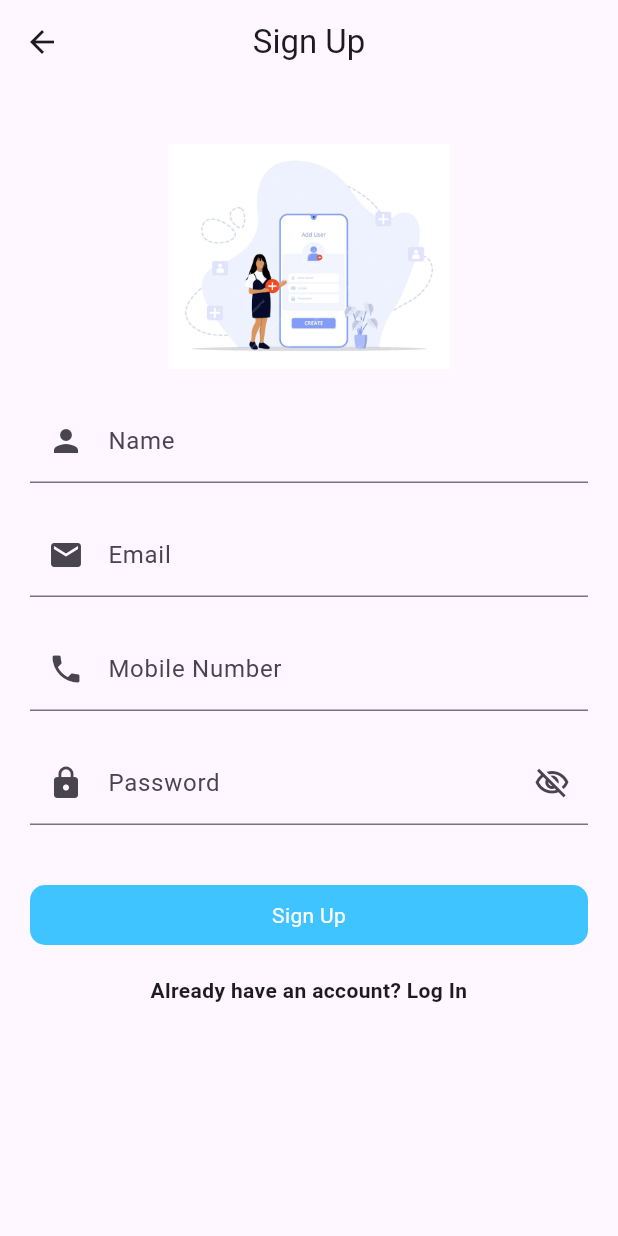
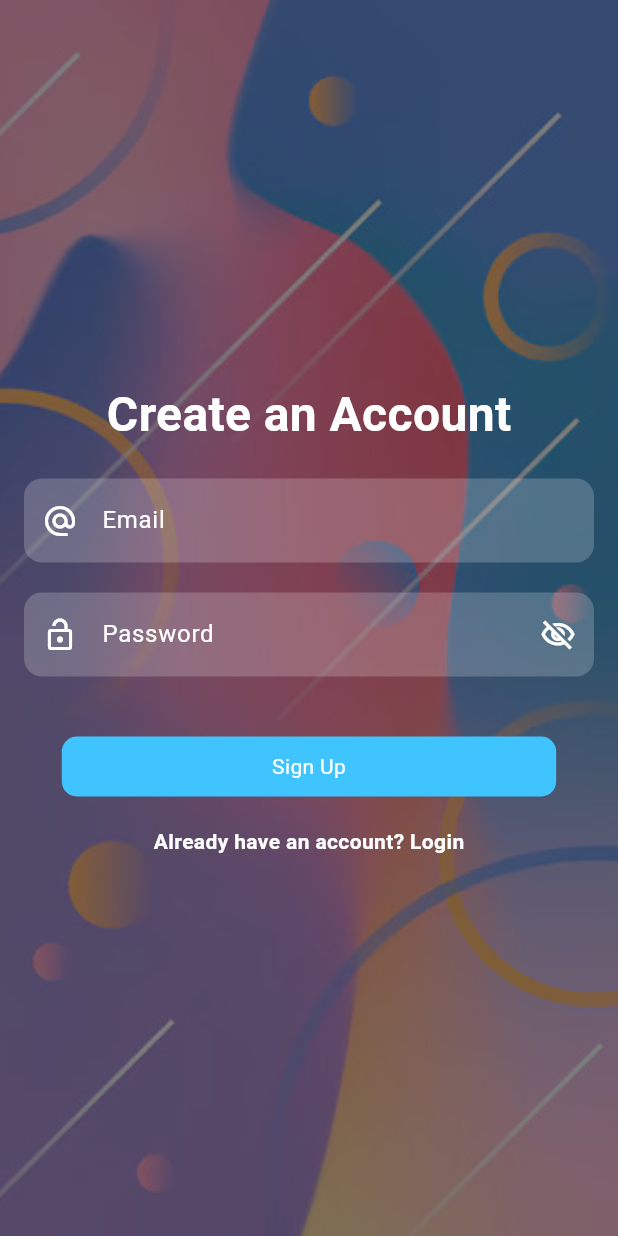
Before and after one commit to Ashmit-Gupta/Reward-Application, a Flutter app: the screen it shows after launch, after a tap on "Don't have an account? Sign Up", on a phone screen of 412 x 824 dp. Run offline on Flutter 3.47's test engine with Material 3 defaults, Android fonts, the phone set to English and light mode, and no system bars; our stand-ins replace another_flushbar, awesome_dialog, cloud_firestore, firebase_auth, firebase_core, injectable and 2 more; missing offline and left inert: country_flags, razorpay_flutter; accounts and stored records are empty; project files that could hold a hidden picture were left out.

Commit message:
fixed login and signin page

```diff
--- a/lib/view_models/auth_view_model.dart
+++ b/lib/view_models/auth_view_model.dart
@@ -1,11 +1,10 @@
 import 'package:firebase_auth/firebase_auth.dart';
 import 'package:flutter/foundation.dart';
-import 'package:injectable/injectable.dart';
+// import 'package:injectable/injectable.dart';
 import 'package:reward_app/data/response/status.dart';
 import '../data/response/response.dart';
 import '../repository/auth_repo.dart';
 
-@injectable
 class AuthViewModel extends ChangeNotifier {
   final AuthRepository _authRepository;
 
--- a/lib/view_models/services/splash_services.dart
+++ b/lib/view_models/services/splash_services.dart
@@ -8,7 +8,6 @@ import '../reward_view_model.dart';
 
 class SplashServices {
   final FirebaseAuth _auth = FirebaseAuth.instance;
-
   Future<void> checkAuthentication(BuildContext context) async {
     Future.delayed(Duration(seconds: 3), () async {
       User? user = _auth.currentUser;
--- a/lib/views/login_view.dart
+++ b/lib/views/login_view.dart
@@ -1,11 +1,13 @@
+import 'package:firebase_auth/firebase_auth.dart';
 import 'package:flutter/material.dart';
 import 'package:provider/provider.dart';
 import 'package:reward_app/data/response/status.dart';
-
 import '../res/components/rounded_button.dart';
 import '../utils/routes/routes_name.dart';
 import '../utils/utils.dart';
 import '../view_models/auth_view_model.dart';
+import '../view_models/reward_view_model.dart';
+import '../view_models/wallet_view_model.dart';
 
 class LoginScreen extends StatefulWidget {
   const LoginScreen({super.key});
@@ -19,84 +21,88 @@ class _LoginScreenState extends State<LoginScreen> {
 
   TextEditingController _emailController = TextEditingController();
   TextEditingController _pwdController = TextEditingController();
-  TextEditingController _phoneController = TextEditingController();
 
   FocusNode emailFocusNode = FocusNode();
   FocusNode pwdFocusNode = FocusNode();
-  FocusNode phoneFocusNode = FocusNode();
 
   @override
   void dispose() {
     _obsecurePassword.dispose();
     _emailController.dispose();
     _pwdController.dispose();
-    _phoneController.dispose();
     emailFocusNode.dispose();
     pwdFocusNode.dispose();
-    phoneFocusNode.dispose();
     super.dispose();
   }
 
   @override
   Widget build(BuildContext context) {
     final authViewModel = Provider.of<AuthViewModel>(context);
-    final height = MediaQuery.of(context).size.height;
+    // final height = MediaQuery.of(context).size.height;
 
     return Scaffold(
-      appBar: AppBar(
-        title: const Text("Login"),
-        centerTitle: true,
+      body: Stack(
+        children: [
+          // Background Image
+          Container(
+            decoration: const BoxDecoration(
+              image: DecorationImage(
+                image: AssetImage(
+                    'assets/images/login_bg.jpg'), // Add your background image here
+                fit: BoxFit.cover,
               ),
-      body: Padding(
-        padding: const EdgeInsets.symmetric(horizontal: 20.0),
-        child: SingleChildScrollView(
+            ),
+          ),
+          // Semi-transparent overlay
+          Container(
+            color: Colors.black.withOpacity(0.5),
+          ),
+          // Content
+          Padding(
+            padding: const EdgeInsets.all(16.0),
+            child: Center(
               child: Column(
-            crossAxisAlignment: CrossAxisAlignment.stretch,
                 mainAxisAlignment: MainAxisAlignment.center,
                 children: [
-              const SizedBox(height: 40),
-
-              // App Logo or Image
-              Center(
-                child: Image.asset(
-                  'assets/images/login.jpg', // Add your image here
-                  height: 150,
+                  // Logo
+                  const Text(
+                    "Welcome Back!",
+                    style: TextStyle(
+                      fontSize: 32,
+                      fontWeight: FontWeight.bold,
+                      color: Colors.white,
                     ),
                   ),
-
                   const SizedBox(height: 20),
 
-              // Email input field
+                  // Email Input
                   TextFormField(
                     controller: _emailController,
                     keyboardType: TextInputType.emailAddress,
                     focusNode: emailFocusNode,
                     onFieldSubmitted: (value) {
-                  Utils.fieldFocusChange(context, emailFocusNode, pwdFocusNode);
+                      Utils.fieldFocusChange(
+                          context, emailFocusNode, pwdFocusNode);
                     },
                     decoration: InputDecoration(
                       hintText: "Email",
                       labelText: "Email",
-                    prefixIcon: const Icon(Icons.alternate_email)),
+                      prefixIcon: const Icon(Icons.alternate_email,
+                          color: Colors.white),
+                      filled: true,
+                      fillColor: Colors.white.withOpacity(0.2),
+                      hintStyle: const TextStyle(color: Colors.white),
+                      labelStyle: const TextStyle(color: Colors.white),
+                      border: OutlineInputBorder(
+                        borderRadius: BorderRadius.circular(12),
+                        borderSide: BorderSide.none,
                       ),
-
+                    ),
+                    style: const TextStyle(color: Colors.white),
+                  ),
                   const SizedBox(height: 20),
 
-              // Mobile number input field
-              TextFormField(
-                controller: _phoneController,
-                keyboardType: TextInputType.phone,
-                focusNode: phoneFocusNode,
-                decoration: InputDecoration(
-                  hintText: "Mobile Number",
-                  labelText: "Mobile Number",
-                  prefixIcon: const Icon(Icons.phone),
-                ),
-              ),
-
-              const SizedBox(height: 20),
-
-              // Password input field
+                  // Password Input
                   ValueListenableBuilder(
                     valueListenable: _obsecurePassword,
                     builder: (BuildContext context, value, Widget? child) {
@@ -108,70 +114,97 @@ class _LoginScreenState extends State<LoginScreen> {
                         decoration: InputDecoration(
                           hintText: "Password",
                           labelText: "Password",
-                      prefixIcon: const Icon(Icons.lock_open_outlined),
+                          prefixIcon: const Icon(Icons.lock_open_outlined,
+                              color: Colors.white),
                           suffixIcon: InkWell(
                             onTap: () {
-                          _obsecurePassword.value = !_obsecurePassword.value;
+                              _obsecurePassword.value =
+                                  !_obsecurePassword.value;
                             },
                             child: Icon(
                               _obsecurePassword.value
                                   ? Icons.visibility_off_outlined
                                   : Icons.visibility_outlined,
+                              color: Colors.white,
                             ),
                           ),
+                          filled: true,
+                          fillColor: Colors.white.withOpacity(0.2),
+                          hintStyle: const TextStyle(color: Colors.white),
+                          labelStyle: const TextStyle(color: Colors.white),
+                          border: OutlineInputBorder(
+                            borderRadius: BorderRadius.circular(12),
+                            borderSide: BorderSide.none,
                           ),
+                        ),
+                        style: const TextStyle(color: Colors.white),
                       );
                     },
                   ),
-
                   const SizedBox(height: 40),
 
-              // Login button
+                  // Login Button
                   RoundedButton(
                     title: "Login",
-                loading: authViewModel.authResource.status == Status.LOADING,
+                    loading:
+                        authViewModel.authResource.status == Status.LOADING,
                     onPress: () async {
                       if (_emailController.text.isEmpty) {
-                    Utils.flushBarErrorMessage("Please Enter Email", context);
+                        Utils.flushBarErrorMessage(
+                            "Please Enter Email", context);
                       } else if (_pwdController.text.isEmpty) {
                         Utils.flushBarErrorMessage(
                             "Please Enter Password", context);
                       } else if (_pwdController.text.length < 6) {
                         Utils.flushBarErrorMessage(
-                        "The Password must be greater than 6 digits or words!",
+                            "The Password must be greater than 6 characters!",
                             context);
                       } else {
                         await authViewModel.login(
                             _emailController.text, _pwdController.text);
-                    if (authViewModel.authResource.status == Status.COMPLETED) {
-                      Navigator.pushReplacementNamed(context, RoutesName.home);
+                        if (authViewModel.authResource.status ==
+                            Status.COMPLETED) {
+                          String? userId =
+                              FirebaseAuth.instance.currentUser?.uid;
+                          if (userId != null) {
+                            Provider.of<RewardViewModel>(context, listen: false)
+                                .fetchUserRewards(userId);
+                            Provider.of<WalletViewModel>(context, listen: false)
+                                .fetchAllRewards();
+                            Navigator.pushReplacementNamed(
+                                context, RoutesName.home);
+                          } else {
+                            Utils.flushBarErrorMessage(
+                                "Failed to retrieve user information", context);
+                          }
                         } else if (authViewModel.authResource.status ==
                             Status.ERROR) {
                           Utils.flushBarErrorMessage(
-                          "Login Failed ${authViewModel.authResource.message} ",
+                              "Login Failed ${authViewModel.authResource.message}",
                               context);
                         }
                       }
                     },
                   ),
-
                   const SizedBox(height: 20),
 
-              // Navigate to sign-up
+                  // Sign-Up Option
                   InkWell(
                     onTap: () {
                       Navigator.pushNamed(context, RoutesName.signUp);
                     },
                     child: const Text(
                       "Don't have an account? Sign Up",
-                  textAlign: TextAlign.center,
-                  style: TextStyle(fontWeight: FontWeight.bold),
+                      style: TextStyle(
+                          color: Colors.white, fontWeight: FontWeight.bold),
                     ),
                   ),
                 ],
               ),
             ),
           ),
+        ],
+      ),
     );
   }
 }
--- a/lib/views/signup_view.dart
+++ b/lib/views/signup_view.dart
@@ -14,28 +14,20 @@ class SignUpScreen extends StatefulWidget {
 }
 
 class _SignUpScreenState extends State<SignUpScreen> {
-  final ValueNotifier<bool> _obscurePassword = ValueNotifier<bool>(true);
+  ValueNotifier<bool> _obsecurePassword = ValueNotifier<bool>(true);
 
-  final TextEditingController _nameController = TextEditingController();
   final TextEditingController _emailController = TextEditingController();
-  final TextEditingController _phoneController = TextEditingController();
   final TextEditingController _pwdController = TextEditingController();
 
-  FocusNode nameFocusNode = FocusNode();
   FocusNode emailFocusNode = FocusNode();
-  FocusNode phoneFocusNode = FocusNode();
   FocusNode pwdFocusNode = FocusNode();
 
   @override
   void dispose() {
-    _obscurePassword.dispose();
-    _nameController.dispose();
+    _obsecurePassword.dispose();
     _emailController.dispose();
-    _phoneController.dispose();
     _pwdController.dispose();
-    nameFocusNode.dispose();
     emailFocusNode.dispose();
-    phoneFocusNode.dispose();
     pwdFocusNode.dispose();
     super.dispose();
   }
@@ -46,43 +38,41 @@ class _SignUpScreenState extends State<SignUpScreen> {
     final height = MediaQuery.of(context).size.height;
 
     return Scaffold(
-      appBar: AppBar(
-        title: const Text("Sign Up"),
-        centerTitle: true,
+      body: Stack(
+        children: [
+          // Background Image
+          Container(
+            decoration: const BoxDecoration(
+              image: DecorationImage(
+                image: AssetImage(
+                    'assets/images/signup_bg.jpg'), // Add your background image here
+                fit: BoxFit.cover,
               ),
-      body: Padding(
-        padding: const EdgeInsets.symmetric(horizontal: 20.0),
-        child: SingleChildScrollView(
+            ),
+          ),
+          // Semi-transparent overlay
+          Container(
+            color: Colors.black.withOpacity(0.5),
+          ),
+          // Content
+          Padding(
+            padding: const EdgeInsets.all(16.0),
+            child: Center(
               child: Column(
-            crossAxisAlignment: CrossAxisAlignment.stretch,
                 mainAxisAlignment: MainAxisAlignment.center,
                 children: [
-              const SizedBox(height: 40),
-
-              // App Logo or Image
-              Center(
-                child: Image.asset(
-                  'assets/images/signup.jpeg', // Add your image here
-                  height: 150,
+                  // Logo or Title
+                  const Text(
+                    "Create an Account",
+                    style: TextStyle(
+                      fontSize: 32,
+                      fontWeight: FontWeight.bold,
+                      color: Colors.white,
                     ),
                   ),
-
                   const SizedBox(height: 20),
 
-              // Name input field
-              TextFormField(
-                controller: _nameController,
-                keyboardType: TextInputType.text,
-                focusNode: nameFocusNode,
-                decoration: InputDecoration(
-                    hintText: "Name",
-                    labelText: "Name",
-                    prefixIcon: const Icon(Icons.person)),
-              ),
-
-              const SizedBox(height: 20),
-
-              // Email input field
+                  // Email Input
                   TextFormField(
                     controller: _emailController,
                     keyboardType: TextInputType.emailAddress,
@@ -90,105 +80,115 @@ class _SignUpScreenState extends State<SignUpScreen> {
                     decoration: InputDecoration(
                       hintText: "Email",
                       labelText: "Email",
-                    prefixIcon: const Icon(Icons.email)),
+                      prefixIcon: const Icon(Icons.alternate_email,
+                          color: Colors.white),
+                      filled: true,
+                      fillColor: Colors.white.withOpacity(0.2),
+                      hintStyle: const TextStyle(color: Colors.white),
+                      labelStyle: const TextStyle(color: Colors.white),
+                      border: OutlineInputBorder(
+                        borderRadius: BorderRadius.circular(12),
+                        borderSide: BorderSide.none,
                       ),
-
+                    ),
+                    style: const TextStyle(color: Colors.white),
+                  ),
                   const SizedBox(height: 20),
 
-              // Mobile number input field
-              TextFormField(
-                controller: _phoneController,
-                keyboardType: TextInputType.phone,
-                focusNode: phoneFocusNode,
-                decoration: InputDecoration(
-                    hintText: "Mobile Number",
-                    labelText: "Mobile Number",
-                    prefixIcon: const Icon(Icons.phone)),
-              ),
-
-              const SizedBox(height: 20),
-
-              // Password input field
+                  // Password Input
                   ValueListenableBuilder(
-                valueListenable: _obscurePassword,
+                    valueListenable: _obsecurePassword,
                     builder: (BuildContext context, value, Widget? child) {
                       return TextFormField(
                         controller: _pwdController,
                         focusNode: pwdFocusNode,
-                    obscureText: _obscurePassword.value,
+                        obscureText: _obsecurePassword.value,
                         obscuringCharacter: "*",
                         decoration: InputDecoration(
                           hintText: "Password",
                           labelText: "Password",
-                      prefixIcon: const Icon(Icons.lock),
+                          prefixIcon: const Icon(Icons.lock_open_outlined,
+                              color: Colors.white),
                           suffixIcon: InkWell(
                             onTap: () {
-                          _obscurePassword.value = !_obscurePassword.value;
+                              _obsecurePassword.value =
+                                  !_obsecurePassword.value;
                             },
                             child: Icon(
-                          _obscurePassword.value
+                              _obsecurePassword.value
                                   ? Icons.visibility_off_outlined
                                   : Icons.visibility_outlined,
+                              color: Colors.white,
                             ),
                           ),
+                          filled: true,
+                          fillColor: Colors.white.withOpacity(0.2),
+                          hintStyle: const TextStyle(color: Colors.white),
+                          labelStyle: const TextStyle(color: Colors.white),
+                          border: OutlineInputBorder(
+                            borderRadius: BorderRadius.circular(12),
+                            borderSide: BorderSide.none,
                           ),
+                        ),
+                        style: const TextStyle(color: Colors.white),
                       );
                     },
                   ),
-
                   const SizedBox(height: 40),
 
-              // Sign-up button
+                  // Sign Up Button
                   RoundedButton(
                     title: "Sign Up",
-                loading: authViewModel.authResource.status == Status.LOADING,
+                    loading:
+                        authViewModel.authResource.status == Status.LOADING,
                     onPress: () async {
-                  if (_nameController.text.isEmpty) {
-                    Utils.flushBarErrorMessage("Please Enter Name", context);
-                  } else if (_emailController.text.isEmpty) {
-                    Utils.flushBarErrorMessage("Please Enter Email", context);
+                      if (_emailController.text.isEmpty) {
+                        Utils.flushBarErrorMessage(
+                            "Please Enter Email", context);
                       } else if (_pwdController.text.isEmpty) {
                         Utils.flushBarErrorMessage(
                             "Please Enter Password", context);
                       } else if (_pwdController.text.length < 6) {
                         Utils.flushBarErrorMessage(
-                        "Password should be at least 6 characters", context);
+                            "The Password must be greater than 6 characters!",
+                            context);
                       } else {
                         await authViewModel.signUp(
-                      _nameController.text,
-                      _emailController.text,
-                      _phoneController.text,
-                      _pwdController.text,
-                    );
-                    if (authViewModel.authResource.status == Status.COMPLETED) {
-                      Navigator.pushReplacementNamed(context, RoutesName.home);
+                            _emailController.text, _pwdController.text);
+                        if (authViewModel.authResource.status ==
+                            Status.COMPLETED) {
+                          Navigator.pushReplacementNamed(
+                              context, RoutesName.login);
                         } else if (authViewModel.authResource.status ==
                             Status.ERROR) {
                           Utils.flushBarErrorMessage(
-                          "Sign Up Failed: ${authViewModel.authResource.message}",
+                              "SignUp Failed ${authViewModel.authResource.message}",
                               context);
                         }
                       }
                     },
                   ),
-
                   const SizedBox(height: 20),
 
-              // Navigate to login
+                  // Navigate to login screen
                   InkWell(
                     onTap: () {
                       Navigator.pushNamed(context, RoutesName.login);
                     },
-                child: const Text(
-                  "Already have an account? Log In",
-                  textAlign: TextAlign.center,
-                  style: TextStyle(fontWeight: FontWeight.bold),
+                    child: const Center(
+                      child: Text(
+                        "Already have an account? Login",
+                        style: TextStyle(
+                            color: Colors.white, fontWeight: FontWeight.bold),
+                      ),
                     ),
                   ),
                 ],
               ),
             ),
           ),
+        ],
+      ),
     );
   }
 }
```
Also changed, not shown: assets/images/login_bg.jpg (added), assets/images/signup_bg.jpg (added). Lines whose indentation alone changed are shown as unchanged.
